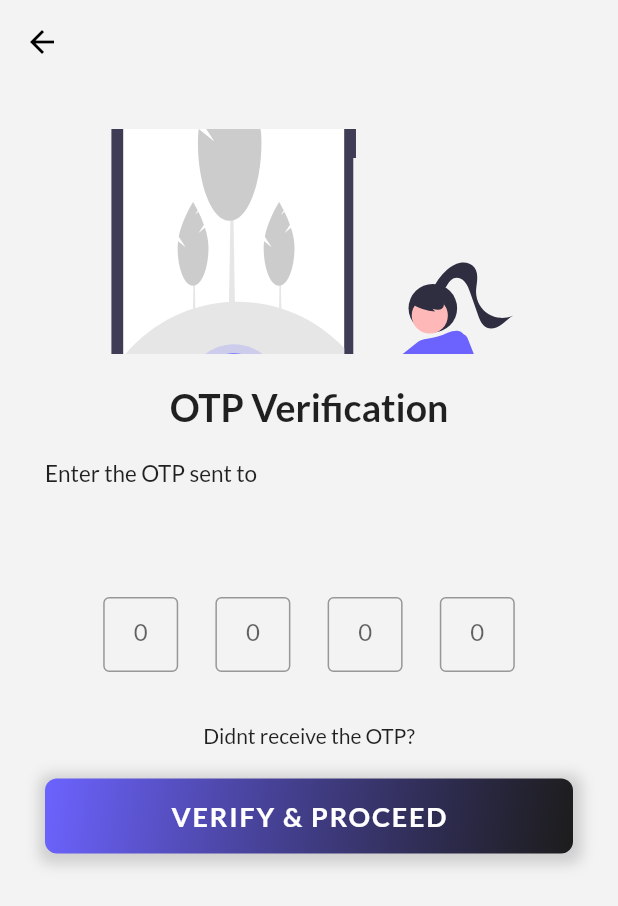
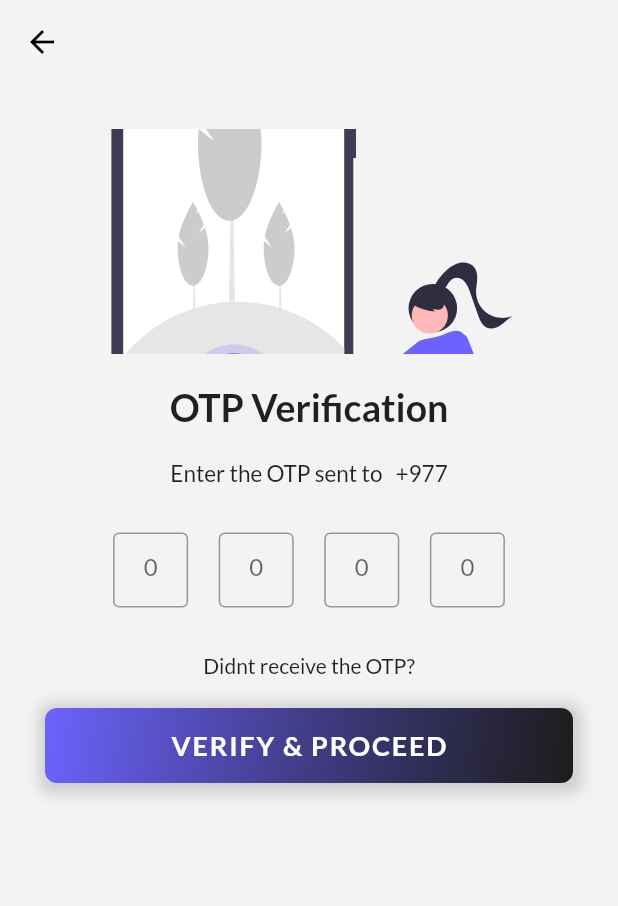
Before and after one commit to rafikali/DRS, a Flutter app: the VerifyOtp screen opened by its route, on a phone screen of 412 x 824 dp. Shown: the top 906 px of the screen. Run offline on Flutter 3.47's test engine with Material 2 defaults, Android fonts, the phone set to English and light mode, and no system bars; our stand-ins replace flutter_otp_text_field, flutter_svg, google_fonts, shared_preferences; missing offline and left inert: dart:ffi; accounts and stored records are empty.

```diff
--- a/lib/main.dart
+++ b/lib/main.dart
@@ -37,6 +37,7 @@ class MyApp extends StatelessWidget {
         ),
         primaryColor: const Color(0xFF343434),
 
+
         scaffoldBackgroundColor: Color(0xFFF3F3F3),
         appBarTheme: const AppBarTheme(
           titleTextStyle: TextStyle(
@@ -45,9 +46,9 @@ class MyApp extends StatelessWidget {
           ),
           iconTheme: IconThemeData(
             color: Colors.black
-          )
+          ),
 
-        )
+        ),
 
       ),
       title: "drs",
--- a/lib/pages/login_page.dart
+++ b/lib/pages/login_page.dart
@@ -150,7 +150,7 @@ class _HomePageState extends State<LoginPage> {
                   height: 20,
                 ),
 
-                LoginButton(
+                Button(
                   // buttonColor: Color(0xFF000000),
                   buttonTitle: 'Login',
                   buttonHeight: 45.0,
--- a/lib/pages/newregister.dart
+++ b/lib/pages/newregister.dart
@@ -134,7 +134,7 @@ class _RegisterState extends State<Register> {
 
 
 
-                      LoginButton(
+                      Button(
                         validFunc: () {
                           if(_formKey.currentState!.validate()) {
                             Navigator.pushNamed(context, HomePage.routeName);
@@ -154,6 +154,7 @@ class _RegisterState extends State<Register> {
 
 
 
+
                 ],),
               ),
             ),
--- a/lib/pages/verify_otp.dart
+++ b/lib/pages/verify_otp.dart
@@ -13,7 +13,6 @@ import 'package:shared_preferences/shared_preferences.dart';
 
 class VerifyOtp extends StatefulWidget {
   static const String routeName = '/verifyOtp';
-
   dynamic data;
 
    VerifyOtp({Key? key, this.data}) : super(key: key);
@@ -68,37 +67,39 @@ class _VerifyOtpState extends State<VerifyOtp> {
                     height: 10,
                   ),
 
-                  const Text('OTP Verification', style: TextStyle(
+                  const Text('OTP Verification',
+                    style: TextStyle(
                     fontSize: 25,
-                    fontWeight: FontWeight.bold
+                    fontWeight: FontWeight.bold,
+
                   ),),
                   const SizedBox(
                     height: 10,
                   ),
 
                   Row(
+                    mainAxisAlignment: MainAxisAlignment.center,
                     children:  [
-                     const Text("Enter the OTP sent to",
+                     const Text("Enter the OTP sent to   +977",
                       style:  TextStyle(
-                          fontSize: 15
+                          fontSize: 15,
                       ),),
                       // Text(getKey.toString())
-                      Text(AppConstants.mobileNumber),
+                      Text(AppConstants.mobileNumber, style: const TextStyle(
+                        fontSize: 16,
+                        fontWeight: FontWeight.bold
+                      ),),
                   ]
-                  ),
-
-                  const SizedBox(
-                    height: 20,
                   ),
 
 
 
                   Padding(
-                    padding: const EdgeInsets.all(14.0),
+                    padding: const EdgeInsets.symmetric(vertical: 10, horizontal: 25.0),
                     child: Row(
                       mainAxisAlignment: MainAxisAlignment.spaceEvenly,
                       children: [
-                        OtpInput(autoFocus: true,),
+                        OtpInput(),
                         OtpInput(),
                         OtpInput(),
                         OtpInput(),
@@ -107,24 +108,12 @@ class _VerifyOtpState extends State<VerifyOtp> {
                   ),
 
 
-                  // Row(
-                  //   mainAxisAlignment: MainAxisAlignment.spaceAround,
-                  //   mainAxisSize: MainAxisSize.min,
-                  //   children: [
-                  //     Flexible(child: LoginTextForm(hintText: '0', typeKeyboard: TextInputType.number ), ),
-                  //     Flexible(child: LoginTextForm(hintText: '0', typeKeyboard: TextInputType.number )),
-                  //     Flexible(child: LoginTextForm(hintText: '0', typeKeyboard: TextInputType.number)),
-                  //     Flexible(child: LoginTextForm(hintText: '0', typeKeyboard: TextInputType.number)),
-                  //
-                  //   ],
-                  //
-                  // ),
 
 
 
                   const Text('Didnt receive the OTP?' ),
 
-                  LoginButton(
+                  Button(
                       buttonTitle: 'VERIFY & PROCEED',
                       buttonHeight: 50.0,
                     validFunc: () {
--- a/lib/widgets/login_button.dart
+++ b/lib/widgets/login_button.dart
@@ -3,46 +3,53 @@ import 'dart:ffi';
 import 'package:flutter/material.dart';
 import 'package:login_page/widgets/login_textfield.dart';
 
-class LoginButton extends StatefulWidget {
+class Button extends StatefulWidget {
   final String buttonTitle;
   final buttonHeight;
   Function()? validFunc;
+  dynamic bottonRadius;
   Color? buttonColor;
   final buttonWidth;
-    LoginButton({required this.buttonTitle, this.buttonHeight, this.buttonWidth, this.validFunc, this.buttonColor}) : super();
+    Button({Key? key,
+      required this.buttonTitle,
+      this.buttonHeight,
+      this.buttonWidth,
+      this.validFunc,
+      this.buttonColor,
+      this.bottonRadius}) : super(key: key);
 
   @override
-  State<LoginButton> createState() => _LoginButtonState();
+  State<Button> createState() => _ButtonState();
 
 }
 
-class _LoginButtonState extends State<LoginButton> {
+class _ButtonState extends State<Button> {
 
 
   @override
   Widget build(BuildContext context) {
-
     return InkWell(
       onTap: widget.validFunc,
       child: Container(
-          child:  Text(
+        child: Text(
           widget.buttonTitle,
           style: const TextStyle(
             color: Colors.white,
             fontSize: 18,
             fontWeight: FontWeight.bold,
             letterSpacing: 1.2,
+
           ),
         ),
         decoration: BoxDecoration(
           // border: Border.all(color: Colors(widget)widget.buttonColor),
 
-            boxShadow:  const [
+            boxShadow: const [
               BoxShadow(
                   color: Color(0xFFCFCFCF),
                   spreadRadius: 5,
                   blurRadius: 7,
-                offset: Offset(1,2)
+                  offset: Offset(1, 2)
               )
             ],
 
@@ -50,13 +57,39 @@ class _LoginButtonState extends State<LoginButton> {
                 begin: Alignment.topLeft,
                 end: Alignment.bottomRight,
                 colors: <Color>[Color(0xFF6C63FF), Color(0xDC000000)]),
-
             borderRadius: BorderRadius.circular(8)),
         width: widget.buttonWidth,
         height: widget.buttonHeight,
         alignment: Alignment.center,
+
       ),
 
     );
   }
 }
+
+
+class SimpleButton extends StatelessWidget {
+  final String title;
+
+   const SimpleButton({Key? key, required this.title}) : super(key: key);
+
+  @override
+  Widget build(BuildContext context) {
+    return Container(
+    height: 40,
+    width: 120,
+    child: Text(title, style: TextStyle(
+      fontWeight: FontWeight.bold
+    ),),
+
+      alignment: Alignment.center,
+      decoration: BoxDecoration(
+        borderRadius: BorderRadius.circular(50.0),
+        color: Colors.white
+      ),
+
+
+    );
+  }
+}
--- a/lib/widgets/otp_verification_textfield.dart
+++ b/lib/widgets/otp_verification_textfield.dart
@@ -6,7 +6,7 @@ class OtpInput extends StatefulWidget {
   final bool? autoFocus;
   bool? changeButton;
 
-   OtpInput({this.controller, this.autoFocus, this.changeButton}) : super();
+   OtpInput({Key? key, this.controller, this.autoFocus, this.changeButton}) : super(key: key);
 
   @override
   State<OtpInput> createState() => _OtpInputState();
@@ -20,21 +20,13 @@ class _OtpInputState extends State<OtpInput> {
     });
   }
 
-
-
-
   @override
   Widget build(BuildContext context) {
-    return Container(
+    return SizedBox(
       height: 50,
       width: 50,
       child: TextFormField(
-
-        onTap: () {
-        },
-
         maxLength: 1,
-
         controller: widget.controller,
         textAlign: TextAlign.center,
         keyboardType: TextInputType.number,
@@ -43,11 +35,23 @@ class _OtpInputState extends State<OtpInput> {
             FocusScope.of(context).nextFocus();
           } else if (value.isEmpty) {
             FocusScope.of(context).previousFocus();
+          } else if (value.isEmpty) {
+            FocusScope.of(context).previousFocus();
           }
         },
+
         decoration:  const InputDecoration(
+
           border: OutlineInputBorder(
+            borderSide: BorderSide(
 
+            ),
+          ),
+          focusedBorder: OutlineInputBorder(
+            borderSide: BorderSide(
+              width: 2,
+              color: Color(0xFF6C63FF)
+            ),
           ),
           counterText: '',
             hintText: '0',
```
Also changed, not shown: lib/pages/create_new_password.dart (+7 -4 lines), lib/pages/home_page.dart (+70 -4 lines), lib/pages/reset_password.dart (+3 -12 lines), lib/utils/input_validators.dart (+18 -0 lines). Lines whose indentation alone changed are shown as unchanged.
